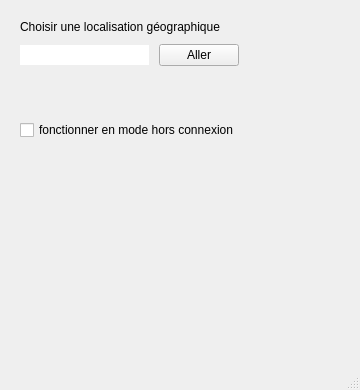
Before: the Qt Designer form visiweather.ui in MayasHaddad/Visiweather, drawn with Qt 5.
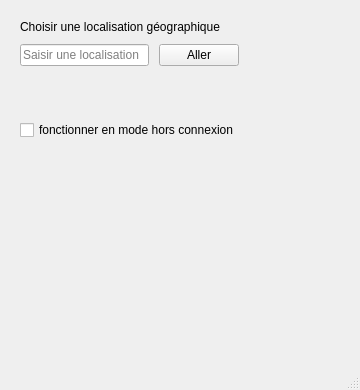
After: the same form once the commit is applied.

```diff
--- a/visiweather.ui
+++ b/visiweather.ui
@@ -68,8 +68,20 @@
           <layout class="QHBoxLayout" name="layoutLineEditPushButton">
            <item>
             <widget class="QLineEdit" name="lineEdit">
+             <property name="inputMask">
+              <string/>
+             </property>
+             <property name="text">
+              <string/>
+             </property>
              <property name="frame">
-              <bool>false</bool>
+              <bool>true</bool>
+             </property>
+             <property name="dragEnabled">
+              <bool>true</bool>
+             </property>
+             <property name="placeholderText">
+              <string>Saisir une localisation</string>
              </property>
             </widget>
            </item>
```
